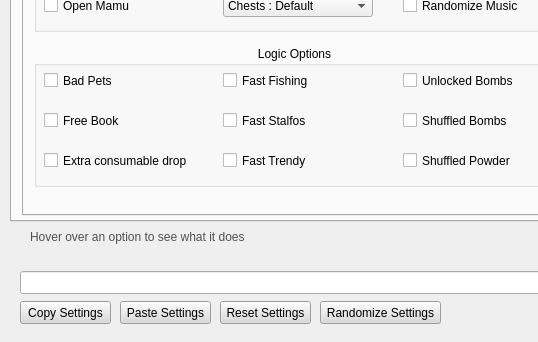
First picture: the form in RandomizerUI/UI/ui_form.ui, repository Owen-Splat/LAS-Randomizer, before the edit; both pictures show x 0 to 538 and y 308 to 650 of the 780 by 650 pixel window.
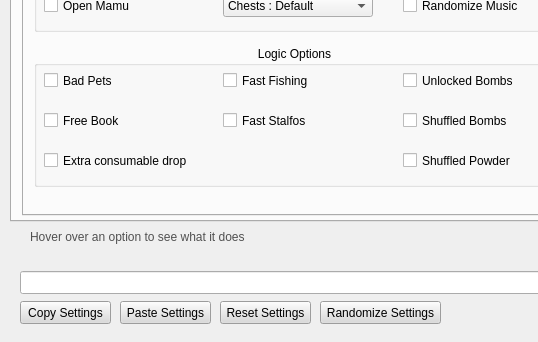
Second picture: the form after the edit. The open tabs and pages were chosen to show the change.

Commit message: remove fast-trendy setting and set final prize to vanilla

```diff
--- a/RandomizerUI/UI/ui_form.ui
+++ b/RandomizerUI/UI/ui_form.ui
@@ -1368,25 +1368,6 @@
           <bool>true</bool>
          </property>
         </widget>
-        <widget class="QCheckBox" name="fastTrendyCheck">
-         <property name="geometry">
-          <rect>
-           <x>189</x>
-           <y>104</y>
-           <width>151</width>
-           <height>21</height>
-          </rect>
-         </property>
-         <property name="toolTip">
-          <string/>
-         </property>
-         <property name="whatsThis">
-          <string>Gives the final Trendy reward from getting the CiaoCiao Figure&lt;br&gt;&lt;/br&gt;This check does not change whether the final prize is included or not</string>
-         </property>
-         <property name="text">
-          <string>Fast Trendy</string>
-         </property>
-        </widget>
         <widget class="QCheckBox" name="unlockedBombsCheck">
          <property name="geometry">
           <rect>
```
The commit also changes 5 other files.
